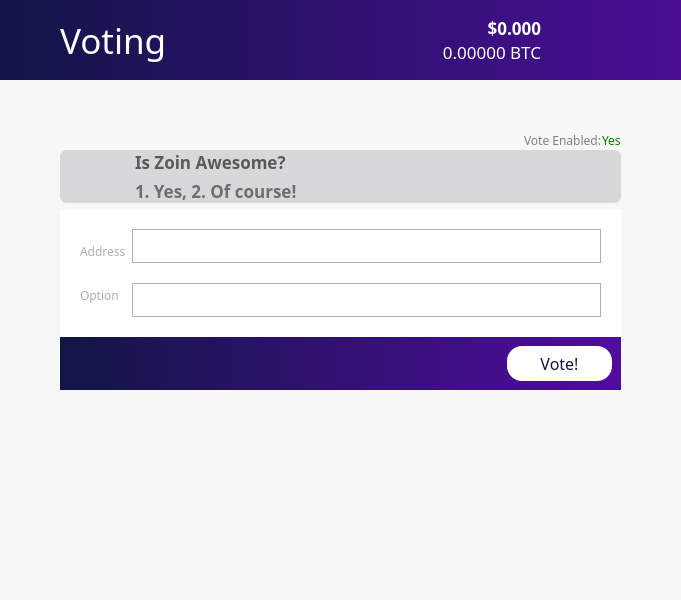
noirofficial/noir, file src/qt/forms/votingpage.ui: the form before one commit.
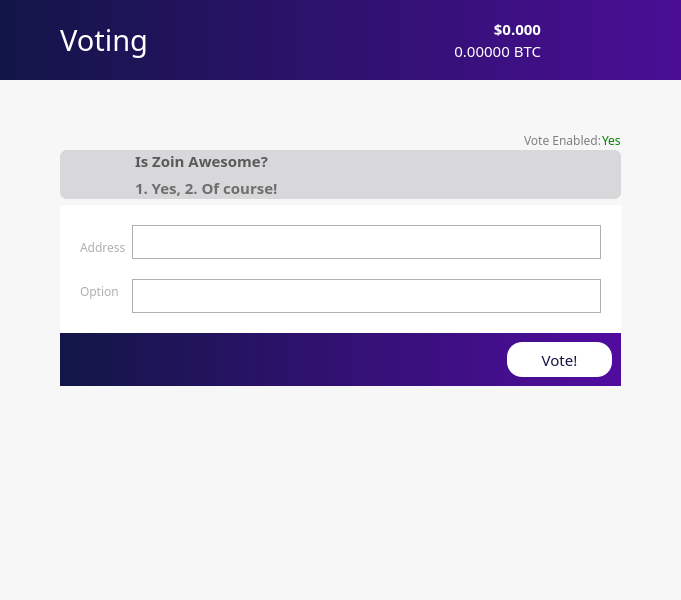
The form after the commit. Icons and pictures are not drawn.

Patch:
```diff
--- a/src/qt/forms/votingpage.ui
+++ b/src/qt/forms/votingpage.ui
@@ -416,7 +416,7 @@
               <property name="font">
                <font>
                 <family>ZoinLight</family>
-                <pointsize>26</pointsize>
+                <pointsize>22</pointsize>
                </font>
               </property>
               <property name="autoFillBackground">
@@ -441,7 +441,7 @@
                 <property name="font">
                  <font>
                   <family>ZoinMedium</family>
-                  <pointsize>13</pointsize>
+                  <pointsize>11</pointsize>
                   <weight>75</weight>
                   <bold>true</bold>
                  </font>
@@ -463,7 +463,7 @@
                 <property name="font">
                  <font>
                   <family>ZoinLight</family>
-                  <pointsize>13</pointsize>
+                  <pointsize>11</pointsize>
                  </font>
                 </property>
                 <property name="styleSheet">
@@ -883,7 +883,7 @@
                    <property name="font">
                     <font>
                      <family>ZoinMedium</family>
-                     <pointsize>13</pointsize>
+                     <pointsize>11</pointsize>
                      <weight>75</weight>
                      <bold>true</bold>
                     </font>
@@ -922,7 +922,7 @@
                    <property name="font">
                     <font>
                      <family>ZoinLight</family>
-                     <pointsize>13</pointsize>
+                     <pointsize>11</pointsize>
                      <weight>75</weight>
                      <bold>true</bold>
                     </font>
@@ -1000,7 +1000,7 @@
                </property>
                <layout class="QHBoxLayout" name="horizontalLayout_6">
                 <property name="spacing">
-                 <number>-1</number>
+                 <number>6</number>
                 </property>
                 <property name="leftMargin">
                  <number>20</number>
@@ -1213,7 +1213,7 @@
                   <property name="font">
                    <font>
                     <family>ZoinRegular</family>
-                    <pointsize>12</pointsize>
+                    <pointsize>11</pointsize>
                    </font>
                   </property>
                   <property name="styleSheet">
```
Left out of the diff: 6 changed lines with no effect on the pictures.
